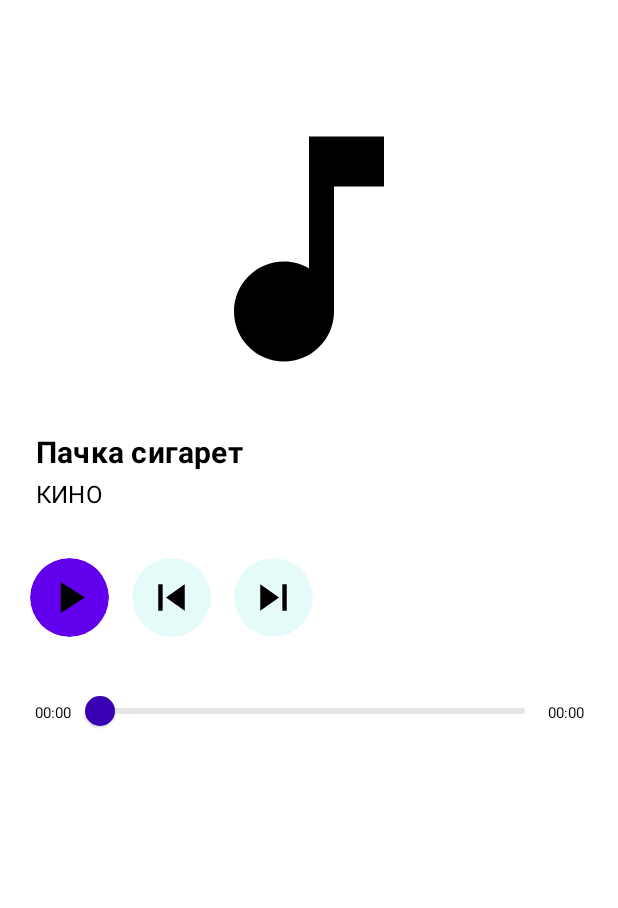
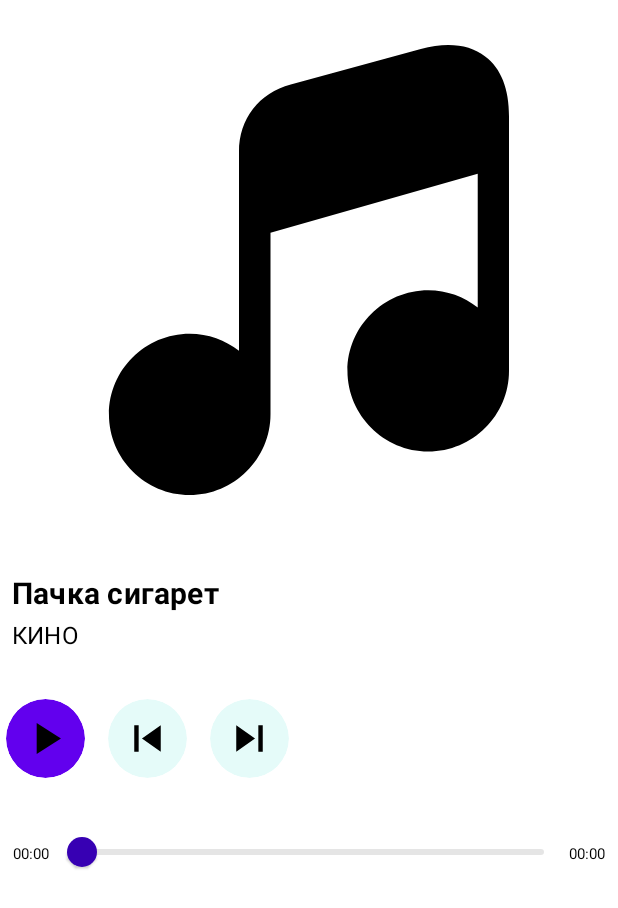
Before and after one commit to Spacus1k/AudioPlayer, an Android app built with Jetpack Compose: the @Preview function AudioDetailsPreview, on a phone screen of 412 x 824 dp. Shown: the top 908 px of the screen. Run offline under Robolectric (Android 15) with nearby library versions, the phone set to English and light mode, and no system bars; network calls fail.

Commit message:
add audio cover

```diff
--- a/app/build.gradle
+++ b/app/build.gradle
@@ -78,4 +78,7 @@ dependencies {
     implementation "androidx.compose.material:material-icons-extended:$compose_version"
     implementation "androidx.navigation:navigation-compose:$composeNavigationVersion"
     implementation "com.google.accompanist:accompanist-navigation-animation:0.21.1-beta"
+
+    implementation 'com.github.bumptech.glide:glide:4.14.2'
+    annotationProcessor 'com.github.bumptech.glide:compiler:4.14.2'
 }
--- a/app/src/main/java/com/example/audioplayer/domain/model/AudioFileDomain.kt
+++ b/app/src/main/java/com/example/audioplayer/domain/model/AudioFileDomain.kt
@@ -1,4 +1,6 @@
 package com.example.audioplayer.domain.model
+
+import android.net.Uri
 
 data class AudioFileDomain(
     val id: Long,
@@ -7,6 +9,7 @@ data class AudioFileDomain(
     val displayName: String,
     val location: String,
     val duration: Float,
+    val coverUri: Uri
 ) {
     override fun equals(other: Any?): Boolean =
         other is AudioFileDomain && title == other.title && artist == other.artist
--- /dev/null
+++ b/app/src/main/java/com/example/audioplayer/presentation/ui/components/controller/SongCover.kt
@@ -0,0 +1,41 @@
+package com.example.audioplayer.presentation.ui.components.controller
+
+import android.net.Uri
+import androidx.annotation.DrawableRes
+import androidx.compose.foundation.Image
+import androidx.compose.foundation.layout.fillMaxWidth
+import androidx.compose.foundation.layout.height
+import androidx.compose.runtime.Composable
+import androidx.compose.ui.Modifier
+import androidx.compose.ui.graphics.asImageBitmap
+import androidx.compose.ui.layout.ContentScale
+import androidx.compose.ui.res.painterResource
+import androidx.compose.ui.unit.dp
+import com.example.audioplayer.R
+import com.example.audioplayer.presentation.utils.loadPicture
+
+const val MUSIC_COVER_DEFAULT = R.drawable.music_cover_default
+
+@Composable
+fun CoverImage(
+    uri: Uri,
+    @DrawableRes defaultCover: Int = MUSIC_COVER_DEFAULT,
+    modifier: Modifier = Modifier
+        .height(360.dp)
+        .fillMaxWidth()
+) {
+
+    when (val image = loadPicture(uri = uri).value) {
+        null -> Image(
+            painter = painterResource(id = defaultCover),
+            contentDescription = "Song cover",
+            modifier = modifier
+        )
+        else -> Image(
+            bitmap = image.asImageBitmap(),
+            contentDescription = "Song cover",
+            contentScale = ContentScale.Crop,
+            modifier = modifier
+        )
+    }
+}
--- a/app/src/main/java/com/example/audioplayer/presentation/ui/model/AudioFile.kt
+++ b/app/src/main/java/com/example/audioplayer/presentation/ui/model/AudioFile.kt
@@ -1,4 +1,6 @@
 package com.example.audioplayer.presentation.ui.model
+
+import android.net.Uri
 
 data class AudioFile(
     val id: Long,
@@ -7,6 +9,7 @@ data class AudioFile(
     val location: String,
     val displayName: String,
     val duration: Float,
+    val coverUri: Uri
 ) {
     override fun equals(other: Any?): Boolean =
         other is AudioFile && title == other.title && artist == other.artist
--- a/app/src/main/java/com/example/audioplayer/presentation/ui/screens/AudioDetailsScreen.kt
+++ b/app/src/main/java/com/example/audioplayer/presentation/ui/screens/AudioDetailsScreen.kt
@@ -1,17 +1,15 @@
 package com.example.audioplayer.presentation.ui.screens
 
-import androidx.compose.foundation.Image
 import androidx.compose.foundation.layout.*
 import androidx.compose.material.Scaffold
 import androidx.compose.runtime.Composable
 import androidx.compose.ui.Alignment
 import androidx.compose.ui.Modifier
-import androidx.compose.ui.res.painterResource
 import androidx.compose.ui.tooling.preview.Preview
 import androidx.compose.ui.unit.dp
-import com.example.audioplayer.R
 import com.example.audioplayer.presentation.ui.components.AudioInfo
 import com.example.audioplayer.presentation.ui.components.AudioSliderWithTime
+import com.example.audioplayer.presentation.ui.components.controller.CoverImage
 import com.example.audioplayer.presentation.ui.components.controller.MediaPlayerController
 import com.example.audioplayer.presentation.ui.components.controller.MediaPlayerControllerAction
 import com.example.audioplayer.presentation.ui.model.AudioFile
@@ -25,26 +23,18 @@ fun AudioDetailsScreen(
     isAudioPlaying: Boolean,
     onPlayerAction: (MediaPlayerControllerAction) -> Unit
 ) {
-    Scaffold(modifier = Modifier
-        .fillMaxSize()
-        .padding(16.dp)) {
+    Scaffold(
+        modifier = Modifier.fillMaxSize()
+    ) {
 
         Column {
-            Spacer(modifier = Modifier.size(50.dp))
-
             Box(
                 modifier = Modifier.fillMaxWidth(),
                 contentAlignment = Alignment.Center
             ) {
+                CoverImage(uri = playingAudioFile.coverUri)
+            }
 
-                Image(
-                    painter = painterResource(id = R.drawable.ic_baseline_music_note_24),
-                    contentDescription = "Song cover",
-                    modifier = Modifier
-                        .height(200.dp)
-                        .width(500.dp)
-                )
-            }
             Spacer(modifier = Modifier.size(20.dp))
             AudioInfo(audioFile = playingAudioFile)
             Spacer(modifier = Modifier.size(20.dp))
@@ -76,6 +66,6 @@ fun AudioDetailsPreview() {
         playingAudioFile = getFakeAudioFile(),
         progress = 1f,
         onPlayerAction = {},
-        progressInSec = 1
+        progressInSec = 1,
     )
 }
--- a/app/src/main/java/com/example/audioplayer/presentation/utils/FakeData.kt
+++ b/app/src/main/java/com/example/audioplayer/presentation/utils/FakeData.kt
@@ -1,5 +1,6 @@
 package com.example.audioplayer.presentation.utils
 
+import android.net.Uri
 import com.example.audioplayer.presentation.ui.model.AudioFile
 
 fun getFakeAudioList(): List<AudioFile> {
@@ -16,5 +17,6 @@ fun getFakeAudioFile() = AudioFile(
     artist = "КИНО",
     "D",
     displayName = "Пачка сигарет",
-    0f
+    0f,
+    coverUri =  Uri.EMPTY
 )
--- /dev/null
+++ b/app/src/main/java/com/example/audioplayer/presentation/utils/ImgeUtils.kt
@@ -0,0 +1,34 @@
+package com.example.audioplayer.presentation.utils
+
+import android.graphics.Bitmap
+import android.graphics.drawable.Drawable
+import android.net.Uri
+import androidx.compose.runtime.Composable
+import androidx.compose.runtime.MutableState
+import androidx.compose.runtime.mutableStateOf
+import androidx.compose.runtime.remember
+import androidx.compose.ui.platform.LocalContext
+import com.bumptech.glide.Glide
+import com.bumptech.glide.request.target.CustomTarget
+import com.bumptech.glide.request.transition.Transition
+
+@Composable
+fun loadPicture(uri: Uri): MutableState<Bitmap?> {
+
+    val bitmapState: MutableState<Bitmap?> = remember {
+        mutableStateOf(null)
+    }
+
+    Glide.with(LocalContext.current).asBitmap()
+        .load(uri)
+        .into(object : CustomTarget<Bitmap>() {
+
+            override fun onResourceReady(resource: Bitmap, transition: Transition<in Bitmap>?) {
+                bitmapState.value = resource
+            }
+
+            override fun onLoadCleared(placeholder: Drawable?) {}
+        })
+
+    return bitmapState
+}
--- a/app/src/main/java/com/example/audioplayer/presentation/utils/ModelMapper.kt
+++ b/app/src/main/java/com/example/audioplayer/presentation/utils/ModelMapper.kt
@@ -10,6 +10,7 @@ fun AudioFile.toDomain() = AudioFileDomain(
     duration = duration,
     displayName = displayName,
     location = location,
+    coverUri = coverUri
 )
 
 fun AudioFileDomain.toPresentation() = AudioFile(
@@ -19,6 +20,7 @@ fun AudioFileDomain.toPresentation() = AudioFile(
     duration = duration,
     displayName = displayName,
     location = location,
+    coverUri = coverUri
 )
 
 fun List<AudioFileDomain>.toPresentation() = map { audio -> audio.toPresentation() }
--- /dev/null
+++ b/app/src/main/res/drawable/music_cover_default.xml
@@ -0,0 +1,9 @@
+<vector xmlns:android="http://schemas.android.com/apk/res/android"
+    android:width="800dp"
+    android:height="800dp"
+    android:viewportWidth="24"
+    android:viewportHeight="24">
+  <path
+      android:pathData="M20.889,5.179V16.479C20.889,18.459 19.279,20.069 17.299,20.069C15.329,20.069 13.709,18.459 13.709,16.479C13.709,14.509 15.329,12.899 17.299,12.899C18.139,12.899 18.889,13.189 19.499,13.669V7.719L10.289,10.339V18.409C10.289,20.389 8.669,21.999 6.699,21.999C4.719,21.999 3.109,20.389 3.109,18.409C3.109,16.439 4.719,14.829 6.699,14.829C7.529,14.829 8.279,15.119 8.889,15.589V6.749C8.889,5.279 9.779,4.139 11.189,3.759L16.969,2.179C18.139,1.859 19.129,1.969 19.829,2.509C20.539,3.039 20.889,3.939 20.889,5.179Z"
+      android:fillColor="#000000"/>
+</vector>
```
Also changed, not shown: app/src/main/java/com/example/audioplayer/data/AudioRepositoryImpl.kt (+21 -15 lines).
